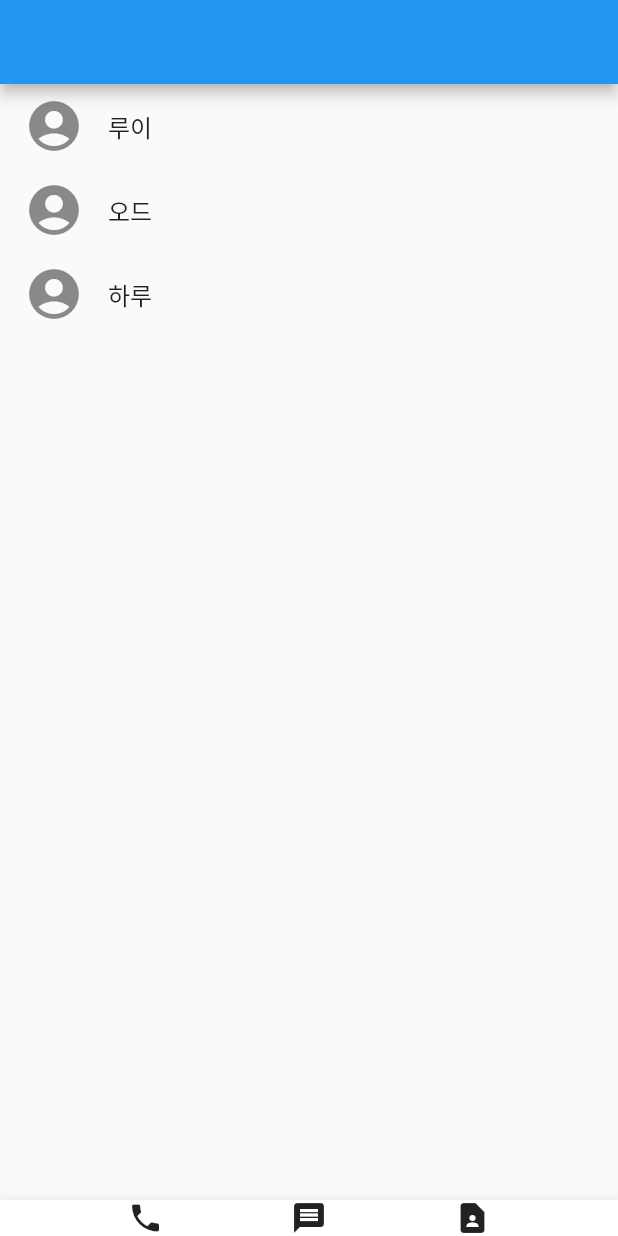
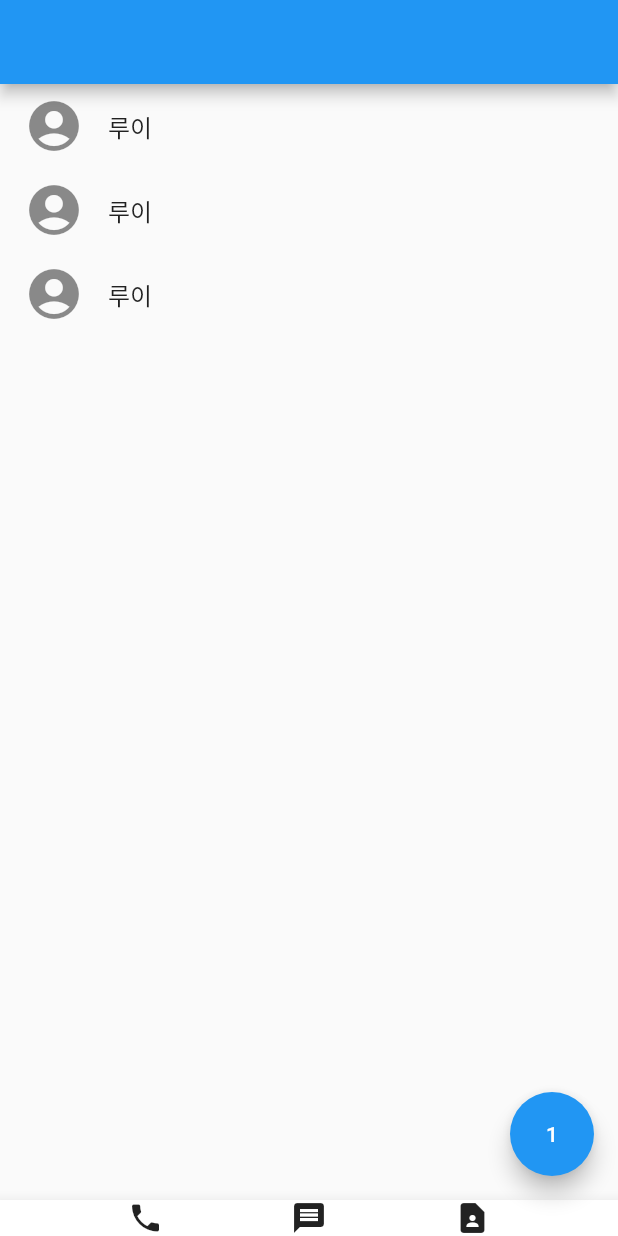
Before and after one commit to glenn-a810/flutter, a Flutter app: the screen it shows after launch, on a phone screen of 412 x 824 dp. Run offline on Flutter 3.47's test engine with Material 2 defaults, Android fonts, the phone set to English and light mode, and no system bars.

Commit message:
커스텀위젯 + ListView에서 좀 더 쉬운 문제풀이 + floatingActionButton 사용

```diff
--- a/lib/main.dart
+++ b/lib/main.dart
@@ -1,32 +1,48 @@
 import 'package:flutter/material.dart';
 
 void main() {
-  runApp(const MyApp());
+  runApp(MyApp());
 }
 
 class MyApp extends StatelessWidget {
-  const MyApp({Key? key}) : super(key: key);
+  MyApp({Key? key}) : super(key: key);
+
+  var a = 1;
 
   @override
   Widget build(BuildContext context) {
     return MaterialApp(
       home: Scaffold(
+        floatingActionButton: FloatingActionButton(
+          child: Text(a.toString()),
+          onPressed: (){
+            a++;
+          },
+        ),
         appBar: AppBar(),
-        body: ListView(
-          children: const [
-            ListTile(
+        body: ListView.builder(
+          itemCount: 3, // 몇 번 반복할지
+          itemBuilder: (context,i){ // 첫번째 파라메터 context, 두번째 파라메터 반복때마다 증가되는 정수 i++같은거
+            print(i); // 콘솔창에 나타남
+            return const ListTile(
               leading: Icon(Icons.account_circle, size: 40,),
               title: Text('루이'),
-            ),
-            ListTile(
-              leading: Icon(Icons.account_circle, size: 40,),
-              title: Text('오드'),
-            ),
-            ListTile(
-              leading: Icon(Icons.account_circle, size: 40,),
-              title: Text('하루'),
-            ),
-          ],
+            );
+          },
+          // children: const [
+          //   ListTile(
+          //     leading: Icon(Icons.account_circle, size: 40,),
+          //     title: Text('루이'),
+          //   ),
+          //   ListTile(
+          //     leading: Icon(Icons.account_circle, size: 40,),
+          //     title: Text('오드'),
+          //   ),
+          //   ListTile(
+          //     leading: Icon(Icons.account_circle, size: 40,),
+          //     title: Text('하루'),
+          //   ),
+          // ],
           // children: [
           //   Row(
           //     children: const [
```
